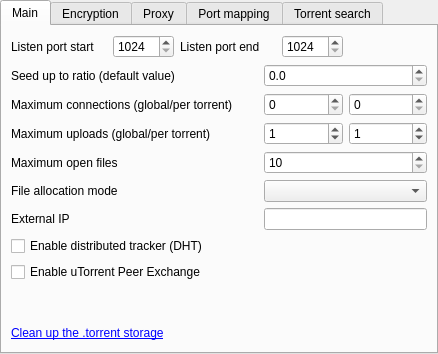
Before: the Qt Designer form src/engines/SettingsTorrentForm.ui in LubosD/fatrat, drawn with Qt 5.
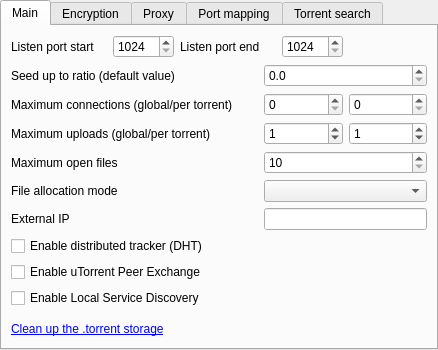
After: the same form once the commit is applied.

Commit message: Added a DHT info widget into the statusbar

What changed in the file:
```diff
--- a/src/engines/SettingsTorrentForm.ui
+++ b/src/engines/SettingsTorrentForm.ui
@@ -6,7 +6,7 @@
     <x>0</x>
     <y>0</y>
     <width>438</width>
-    <height>354</height>
+    <height>350</height>
    </rect>
   </property>
   <property name="windowTitle" >
@@ -27,7 +27,7 @@
         <x>0</x>
         <y>0</y>
         <width>434</width>
-        <height>326</height>
+        <height>322</height>
        </rect>
       </property>
       <attribute name="title" >
@@ -215,7 +215,14 @@
          </property>
         </widget>
        </item>
-       <item row="9" column="1" colspan="3" >
+       <item row="9" column="0" colspan="3" >
+        <widget class="QCheckBox" name="checkLSD" >
+         <property name="text" >
+          <string>Enable Local Service Discovery</string>
+         </property>
+        </widget>
+       </item>
+       <item row="10" column="1" colspan="3" >
         <spacer>
          <property name="orientation" >
           <enum>Qt::Vertical</enum>
@@ -228,14 +235,14 @@
          </property>
         </spacer>
        </item>
-       <item row="10" column="0" colspan="2" >
+       <item row="11" column="0" colspan="2" >
         <widget class="QLabel" name="labelCleanup" >
          <property name="text" >
           <string>&lt;a href="cleanup">Clean up the .torrent storage&lt;/a></string>
          </property>
         </widget>
        </item>
-       <item row="10" column="2" colspan="3" >
+       <item row="11" column="2" colspan="3" >
         <spacer>
          <property name="orientation" >
           <enum>Qt::Horizontal</enum>
@@ -400,14 +407,7 @@
          </property>
         </widget>
        </item>
-       <item row="2" column="0" >
-        <widget class="QCheckBox" name="checkLSD" >
-         <property name="text" >
-          <string>Enable LSD</string>
-         </property>
-        </widget>
-       </item>
-       <item row="3" column="1" >
+       <item row="2" column="1" >
         <spacer>
          <property name="orientation" >
           <enum>Qt::Vertical</enum>
```
Left out of the diff: 2 changed lines with no effect on the pictures. The commit also changes 5 other files.
